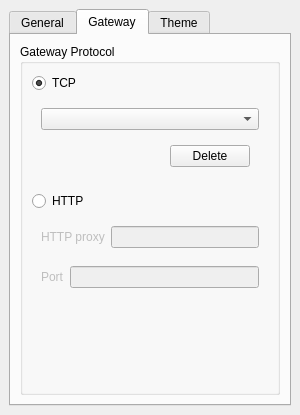
Above: src/gui/dock_widgets/options.ui from marcbowes/mxitc before the change. Below: the same form after it.
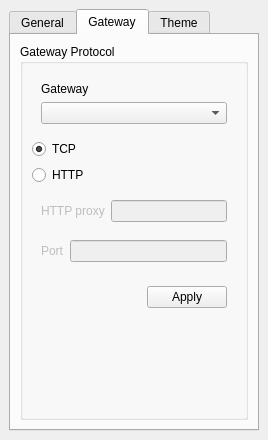
That is the form after the change. The open tabs and pages were chosen to show the change.

Commit message: options for http/tcp

```diff
--- a/src/gui/dock_widgets/options.ui
+++ b/src/gui/dock_widgets/options.ui
@@ -6,8 +6,8 @@
    <rect>
     <x>0</x>
     <y>0</y>
-    <width>300</width>
-    <height>415</height>
+    <width>268</width>
+    <height>440</height>
    </rect>
   </property>
   <property name="windowTitle">
@@ -67,57 +67,32 @@
            <string>Gateway Protocol</string>
           </property>
           <layout class="QVBoxLayout" name="verticalLayout_2">
-           <item>
-            <widget class="QRadioButton" name="tcpRadioButton">
-             <property name="text">
-              <string>TCP</string>
-             </property>
-             <property name="checked">
-              <bool>true</bool>
-             </property>
-            </widget>
-           </item>
            <item>
             <widget class="QWidget" name="widget_2" native="true">
              <layout class="QVBoxLayout" name="verticalLayout_6">
               <item>
-               <widget class="QComboBox" name="comboBox"/>
-              </item>
-              <item>
-               <widget class="QWidget" name="widget" native="true">
-                <layout class="QHBoxLayout" name="horizontalLayout_5">
-                 <item>
-                  <spacer name="horizontalSpacer">
-                   <property name="orientation">
-                    <enum>Qt::Horizontal</enum>
-                   </property>
-                   <property name="sizeHint" stdset="0">
-                    <size>
-                     <width>40</width>
-                     <height>20</height>
-                    </size>
-                   </property>
-                  </spacer>
-                 </item>
-                 <item>
-                  <widget class="QPushButton" name="pushButton_2">
-                   <property name="sizePolicy">
-                    <sizepolicy hsizetype="Minimum" vsizetype="Minimum">
-                     <horstretch>0</horstretch>
-                     <verstretch>0</verstretch>
-                    </sizepolicy>
-                   </property>
-                   <property name="text">
-                    <string>Delete</string>
-                   </property>
-                  </widget>
-                 </item>
-                </layout>
+               <widget class="QLabel" name="label_2">
+                <property name="text">
+                 <string>Gateway</string>
+                </property>
                </widget>
               </item>
+              <item>
+               <widget class="QComboBox" name="gatewayComboBox"/>
+              </item>
              </layout>
             </widget>
            </item>
+           <item>
+            <widget class="QRadioButton" name="tcpRadioButton">
+             <property name="text">
+              <string>TCP</string>
+             </property>
+             <property name="checked">
+              <bool>true</bool>
+             </property>
+            </widget>
+           </item>
            <item>
             <widget class="QRadioButton" name="httpRadioButton">
              <property name="text">
@@ -172,6 +147,32 @@
              </layout>
             </widget>
            </item>
+           <item>
+            <widget class="QWidget" name="widget_5" native="true">
+             <layout class="QHBoxLayout" name="horizontalLayout_7">
+              <item>
+               <spacer name="horizontalSpacer_2">
+                <property name="orientation">
+                 <enum>Qt::Horizontal</enum>
+                </property>
+                <property name="sizeHint" stdset="0">
+                 <size>
+                  <width>40</width>
+                  <height>20</height>
+                 </size>
+                </property>
+               </spacer>
+              </item>
+              <item>
+               <widget class="QPushButton" name="applyButton">
+                <property name="text">
+                 <string>Apply</string>
+                </property>
+               </widget>
+              </item>
+             </layout>
+            </widget>
+           </item>
            <item>
             <spacer name="verticalSpacer">
              <property name="orientation">
```
Left out of the diff: 6 changed lines with no effect on the pictures. The commit also changes 5 other files.
